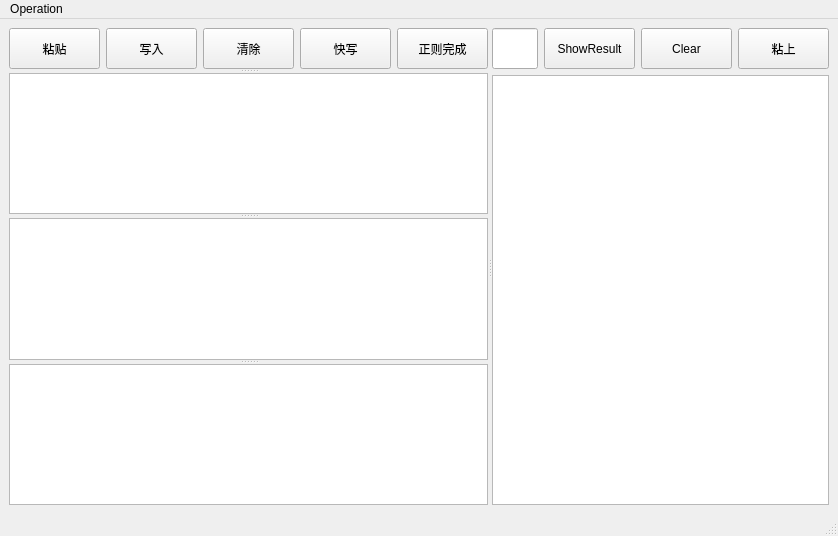
First picture: the form in AutoMyCCode/db/automyccode.ui, repository weilaidb/pyqt5, before the edit.
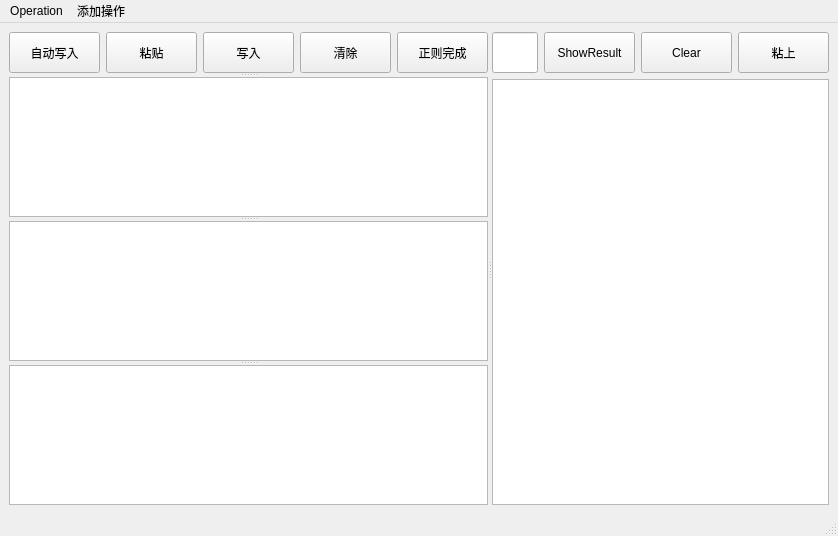
Second picture: the form after the edit.

Commit message: 3.3 添加使用#ifndef PUBNODE("xxx") #endif 注释代码功能

Patch:
```diff
--- a/AutoMyCCode/db/automyccode.ui
+++ b/AutoMyCCode/db/automyccode.ui
@@ -26,6 +26,25 @@
        </property>
        <widget class="QWidget" name="layoutWidget">
         <layout class="QHBoxLayout" name="horizontalLayout">
+         <item>
+          <widget class="QPushButton" name="pushButton_insert_quickly">
+           <property name="minimumSize">
+            <size>
+             <width>91</width>
+             <height>30</height>
+            </size>
+           </property>
+           <property name="maximumSize">
+            <size>
+             <width>91</width>
+             <height>41</height>
+            </size>
+           </property>
+           <property name="text">
+            <string>自动写入</string>
+           </property>
+          </widget>
+         </item>
          <item>
           <widget class="QPushButton" name="pushButton_paste">
            <property name="minimumSize">
@@ -83,25 +102,6 @@
            </property>
           </widget>
          </item>
-         <item>
-          <widget class="QPushButton" name="pushButton_insert_quickly">
-           <property name="minimumSize">
-            <size>
-             <width>91</width>
-             <height>30</height>
-            </size>
-           </property>
-           <property name="maximumSize">
-            <size>
-             <width>91</width>
-             <height>41</height>
-            </size>
-           </property>
-           <property name="text">
-            <string>快写</string>
-           </property>
-          </widget>
-         </item>
          <item>
           <widget class="QPushButton" name="pushButton_regular_mode">
            <property name="minimumSize">
@@ -257,7 +257,14 @@
     <addaction name="actionCalculator"/>
     <addaction name="actionSSH"/>
    </widget>
+   <widget class="QMenu" name="menu">
+    <property name="title">
+     <string>添加操作</string>
+    </property>
+    <addaction name="actioncommentadd"/>
+   </widget>
    <addaction name="menuOperation"/>
+   <addaction name="menu"/>
   </widget>
   <action name="actionSearchText">
    <property name="text">
```
Left out of the diff: 5 changed lines with no effect on the pictures. The commit also changes 19 other files.
